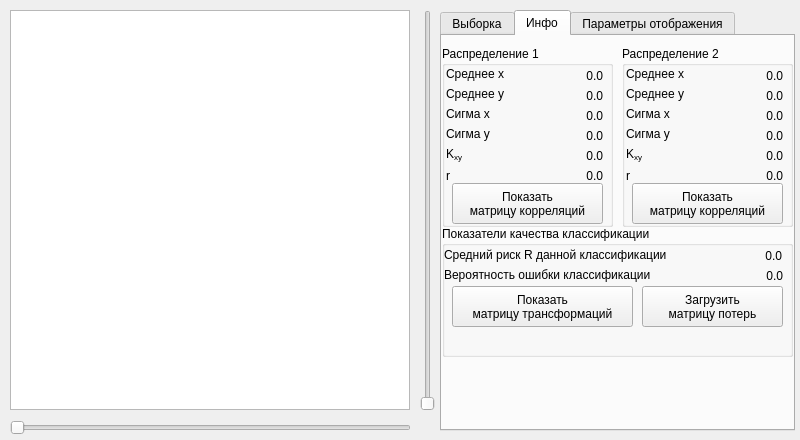
Qt form mainwindow.ui (lifchicker/pattern-recognition-lab-5) before a commit.
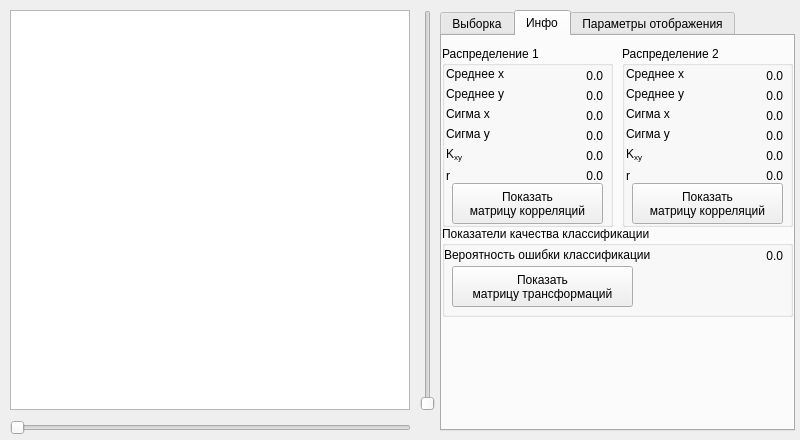
The same form after that commit. The open tabs and pages were chosen to show the change.

Commit message: Added input file. Removed regret button.

What changed in the file:
```diff
--- a/mainwindow.ui
+++ b/mainwindow.ui
@@ -949,46 +949,17 @@
         <x>0</x>
         <y>190</y>
         <width>351</width>
-        <height>131</height>
+        <height>91</height>
        </rect>
       </property>
       <property name="title">
        <string>Показатели качества классификации</string>
       </property>
-      <widget class="QLabel" name="label_21">
-       <property name="geometry">
-        <rect>
-         <x>2</x>
-         <y>20</y>
-         <width>271</width>
-         <height>18</height>
-        </rect>
-       </property>
-       <property name="text">
-        <string>Средний риск R данной классификации</string>
-       </property>
-      </widget>
-      <widget class="QLabel" name="labelMiddleRisk">
-       <property name="geometry">
-        <rect>
-         <x>280</x>
-         <y>20</y>
-         <width>60</width>
-         <height>20</height>
-        </rect>
-       </property>
-       <property name="text">
-        <string>0.0</string>
-       </property>
-       <property name="alignment">
-        <set>Qt::AlignRight|Qt::AlignTrailing|Qt::AlignVCenter</set>
-       </property>
-      </widget>
       <widget class="QLabel" name="label_23">
        <property name="geometry">
         <rect>
          <x>2</x>
-         <y>40</y>
+         <y>20</y>
          <width>261</width>
          <height>18</height>
         </rect>
@@ -1001,7 +972,7 @@
        <property name="geometry">
         <rect>
          <x>280</x>
-         <y>40</y>
+         <y>20</y>
          <width>61</width>
          <height>20</height>
         </rect>
@@ -1017,7 +988,7 @@
        <property name="geometry">
         <rect>
          <x>10</x>
-         <y>60</y>
+         <y>40</y>
          <width>181</width>
          <height>41</height>
         </rect>
@@ -1027,20 +998,6 @@
 матрицу трансформаций</string>
        </property>
       </widget>
-      <widget class="QPushButton" name="loadRegretMatrixPushButton">
-       <property name="geometry">
-        <rect>
-         <x>200</x>
-         <y>60</y>
-         <width>141</width>
-         <height>41</height>
-        </rect>
-       </property>
-       <property name="text">
-        <string>Загрузить
-матрицу потерь</string>
-       </property>
-      </widget>
      </widget>
     </widget>
     <widget class="QWidget" name="tab_3">
```
The commit also changes 2 other files.
